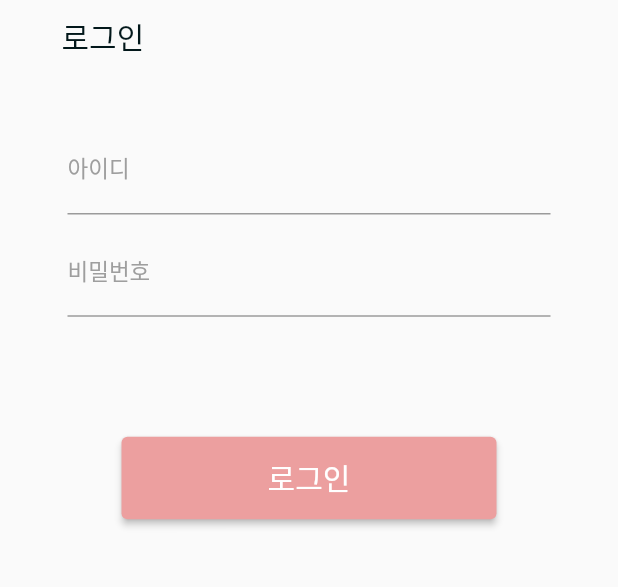
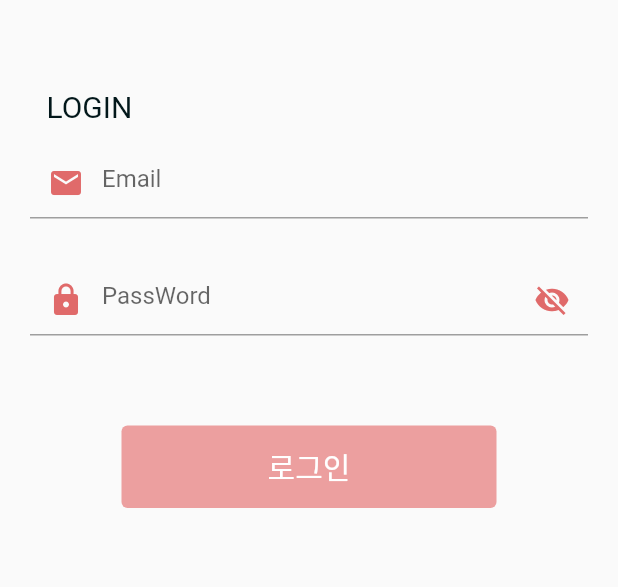
Before and after one commit to IPL-2021conf/Image_Private_bLur_, a Flutter app: the screen it shows after launch, after a tap on "로그인", on a phone screen of 412 x 824 dp, the part 245-832 px from its top. Run offline on Flutter 3.47's test engine with Material 2 defaults, Android fonts, the light colour scheme and no system bars; missing offline and left inert: dart:ffi; accounts and stored records are empty.

Commit message:
Add_jiyoon_Login

```diff
--- /dev/null
+++ b/lib/ProgressHUD.dart
@@ -0,0 +1,42 @@
+import 'dart:ffi';
+
+import 'package:flutter/material.dart';
+
+class ProgressHUD extends StatelessWidget {
+  final Widget child;
+  final bool inAsyncCall;
+  final double opacity;
+  final Color color;
+  //final Animation<Color> valueColor;
+
+  ProgressHUD({
+    Key? key,
+    required this.child,
+    required this.inAsyncCall,
+    this.opacity = 0.3,
+    this.color = Colors.grey,
+    //required this.valueColor,
+  }) : super(key: key);
+
+  @override
+  Widget build(BuildContext context) {
+    List<Widget> widgetList = <Widget>[];
+    widgetList.add(child);
+
+    if (inAsyncCall) {
+      final modal = new Stack(
+        children: [
+          new Opacity(
+            opacity: opacity,
+            child: ModalBarrier(dismissible: false, color: color),
+          ),
+          new Center(child: new CircularProgressIndicator()),
+        ],
+      );
+      widgetList.add(modal);
+    }
+    return Stack(
+      children: widgetList,
+    );
+  }
+}
--- /dev/null
+++ b/lib/api_service.dart
@@ -0,0 +1,18 @@
+import 'package:http/http.dart' as http;
+import 'dart:convert';
+import 'package:image_private_blur/user_model.dart';
+
+class APIService {
+  Future<LoginResponseModel> login(LoginRequesetModel requesetModel) async {
+    String uri = "https://reqres.in/api/login";
+
+    final response =
+        await http.post(Uri.parse(uri), body: requesetModel.toJson());
+
+    if (response.statusCode == 200 || response.statusCode == 400) {
+      return LoginResponseModel.fromJson(json.decode(response.body));
+    } else {
+      throw Exception("Failed to load Data");
+    }
+  }
+}
--- a/lib/screens/login.dart
+++ b/lib/screens/login.dart
@@ -1,75 +1,217 @@
 import 'package:flutter/material.dart';
-import './home.dart';
+
+import '../ProgressHUD.dart';
+import '../api_service.dart';
+import '../user_model.dart';
+import 'home.dart';
 
 class login extends StatefulWidget {
-
   @override
   _login createState() => _login();
 }
+
 class _login extends State<login> {
+  final scaffoldKey = GlobalKey<ScaffoldState>();
+  GlobalKey<FormState> globalFormKey = new GlobalKey<FormState>();
+  bool hidePassWord = true;
+  late LoginRequesetModel requesetModel;
+  bool isApiCallProcess = false;
+
+  @override
+  void initState() {
+    super.initState();
+    requesetModel = new LoginRequesetModel();
+  }
+
   @override
   Widget build(BuildContext context) {
+    return ProgressHUD(
+      child: _uiLogin(context),
+      inAsyncCall: isApiCallProcess,
+      opacity: 0.3,
+      key: null,
+    );
+  }
+
+  Widget _uiLogin(BuildContext context) {
     return Scaffold(
-      body: SingleChildScrollView(
-        child: Column(
-          children: [
-            SizedBox(height: 15,),
+        key: scaffoldKey,
+        body: SingleChildScrollView(
+          child: Column(children: [
+            SizedBox(
+              height: 15,
+            ),
             Container(
-              child: Row(children:[IconButton(
-                iconSize: 50,
-                icon: Icon(Icons.navigate_before),
-            onPressed: () {Navigator.pop(context);})]),),
+              child: Row(children: [
+                IconButton(
+                  iconSize: 50,
+                  icon: Icon(Icons.navigate_before),
+                  onPressed: () {
+                    Navigator.pop(context);
+                  },
+                )
+              ]),
+            ),
             Center(
-              child: Image(image: AssetImage('images/logo1.png'),),
+              child: Image(
+                image: AssetImage('images/logo1.png'),
+              ),
             ),
-            SizedBox(height: 10,),
+            SizedBox(
+              height: 60,
+            ),
             Container(
               width: 350,
               child: Row(
                 children: [
-                  SizedBox(width: 10,),
-                  Text("로그인", style: const TextStyle(
-                    color: const Color(0xff02171a),
-                    fontSize: 20),
-                    textAlign: TextAlign.left),
-                ],),
+                  Text(
+                    "LOGIN",
+                    style: const TextStyle(
+                        color: const Color(0xff02171a), fontSize: 20),
+                    textAlign: TextAlign.left,
+                  ),
+                ],
+              ),
             ),
-            Form(
-              child: Theme(
-                data: ThemeData(
-                  primaryColor: Color(0xff819395),
-                  inputDecorationTheme: InputDecorationTheme(
-                    labelStyle:TextStyle(color: Colors.grey, fontSize: 15))),
-                    child: Container(
-                      padding: EdgeInsets.all(45.0),
-                      child: Column(
-                        children: <Widget>[
-                          TextField(
-                            decoration: InputDecoration(labelText: '아이디'),
-                            keyboardType: TextInputType.text,
+            SizedBox(
+              height: 15,
+            ),
+            Container(
+              margin: EdgeInsets.only(left: 20, right: 20),
+              child: Form(
+                key: globalFormKey,
+                child: Column(children: <Widget>[
+                  new TextFormField(
+                    cursorColor: Colors.grey,
+                    keyboardType: TextInputType.emailAddress,
+                    onSaved: (input) => requesetModel.email = input!,
+                    validator: (input) =>
+                        !input!.contains("@") ? "이메일 형식으로 적어주세요" : null,
+                    decoration: new InputDecoration(
+                        hintText: "Email",
+                        enabledBorder: UnderlineInputBorder(
+                          borderSide: BorderSide(
+                            color: Colors.grey,
                           ),
-                          SizedBox(height: 10),
-                          TextField(
-                            decoration: InputDecoration(labelText: '비밀번호'),
-                            keyboardType: TextInputType.text,
-                            obscureText: true,
+                        ),
+                        focusedBorder: UnderlineInputBorder(
+                          borderSide: BorderSide(
+                            color: Colors.black,
                           ),
-                          SizedBox(height: 80),
-                          ElevatedButton(
-                            style:ElevatedButton.styleFrom(
-                              primary: Color(0xffec9f9f),
-                              minimumSize: Size(250, 55),  ),
-                              child: const Text('로그인',style: TextStyle(fontSize: 20,)),
-                              onPressed: () {
-                                Navigator.push(context,MaterialPageRoute(builder: (context) => home()));
-                              },
-                              ),
-                        ],
+                        ),
+                        prefixIcon: Icon(
+                          Icons.email,
+                          color: Color(0xFFE06A6A),
+                        )),
+                  ),
+                  SizedBox(
+                    height: 30,
+                  ),
+                  new TextFormField(
+                    cursorColor: Colors.grey,
+                    keyboardType: TextInputType.text,
+                    onSaved: (input) => requesetModel.password = input!,
+                    validator: (input) =>
+                        input!.length < 3 ? "3자 이상 적어주세요" : null,
+                    obscureText: hidePassWord,
+                    decoration: new InputDecoration(
+                      hintText: "PassWord",
+                      enabledBorder: UnderlineInputBorder(
+                        borderSide: BorderSide(
+                          color: Colors.grey,
+                        ),
                       ),
-                    )))
-          ],
-        ),
-      ),
-    );
+                      focusedBorder: UnderlineInputBorder(
+                        borderSide: BorderSide(
+                          color: Colors.black,
+                        ),
+                      ),
+                      prefixIcon: Icon(
+                        Icons.lock,
+                        color: Color(0xFFE06A6A),
+                      ),
+                      suffixIcon: IconButton(
+                        onPressed: () {
+                          setState(() {
+                            hidePassWord = !hidePassWord;
+                          });
+                        },
+                        color: Color(0xFFE06A6A),
+                        icon: Icon(hidePassWord
+                            ? Icons.visibility_off
+                            : Icons.visibility),
+                      ),
+                    ),
+                  ),
+                  SizedBox(
+                    height: 60,
+                  ),
+                  Container(
+                    child: Column(children: <Widget>[
+                      TextButton(
+                        child: const Text('로그인',
+                            style: TextStyle(
+                              fontSize: 20,
+                              color: Colors.white,
+                            )),
+                        style: TextButton.styleFrom(
+                          padding: EdgeInsets.symmetric(
+                            vertical: 12,
+                            horizontal: 80,
+                          ),
+                          backgroundColor: Color(0xffec9f9f),
+                          minimumSize: Size(250, 55),
+                        ),
+                        onPressed: () {
+                          if (validateAndSave()) {
+                            setState(() {
+                              isApiCallProcess = true;
+                            });
+
+                            APIService apiService = new APIService();
+                            apiService.login(requesetModel).then((value) {
+                              setState(() {
+                                isApiCallProcess = false;
+                              });
+
+                              if (value.token.isNotEmpty) {
+                                print(value.token);
+                                final snackBar = SnackBar(
+                                  content: Text("로그인성공!!!!"),
+                                );
+                                scaffoldKey.currentState!
+                                    .showSnackBar(snackBar);
+                                Navigator.push(
+                                    context,
+                                    MaterialPageRoute(
+                                        builder: (context) => home()));
+                              } else {
+                                final snackBar = SnackBar(
+                                  content: Text(value.error),
+                                );
+                                scaffoldKey.currentState!
+                                    .showSnackBar(snackBar);
+                              }
+                            });
+                            print(requesetModel.toJson());
+                          }
+                        },
+                      ),
+                    ]),
+                  ),
+                ]),
+              ),
+            )
+          ]),
+        ));
+  }
+
+  bool validateAndSave() {
+    final form = globalFormKey.currentState;
+    if (form!.validate()) {
+      form.save();
+      return true;
+    }
+    return false;
   }
 }
--- /dev/null
+++ b/lib/user_model.dart
@@ -0,0 +1,31 @@
+class LoginResponseModel {
+  final String token;
+  final String error;
+
+  LoginResponseModel({this.token = '', this.error = ''});
+
+  factory LoginResponseModel.fromJson(Map<String, dynamic> json) {
+    return LoginResponseModel(
+      token: json["token"] != null ? json["token"] : "",
+      error: json["error"] != null ? json["error"] : "",
+    );
+  }
+}
+
+class LoginRequesetModel {
+  String email = '';
+  String password = '';
+
+  LoginRequesetModel({
+    this.email = '',
+    this.password = '',
+  });
+
+  Map<String, dynamic> toJson() {
+    Map<String, dynamic> map = {
+      'email': email.trim(),
+      'password': password.trim(),
+    };
+    return map;
+  }
+}
--- a/pubspec.yaml
+++ b/pubspec.yaml
@@ -35,6 +35,7 @@ dependencies:
   # The following adds the Cupertino Icons font to your application.
   # Use with the CupertinoIcons class for iOS style icons.
   cupertino_icons: ^1.0.2
+  http: ^0.13.3
 
 dev_dependencies:
   flutter_test:
```
Also changed, not shown: lib/main.dart (+27 -12 lines), pubspec.lock.
